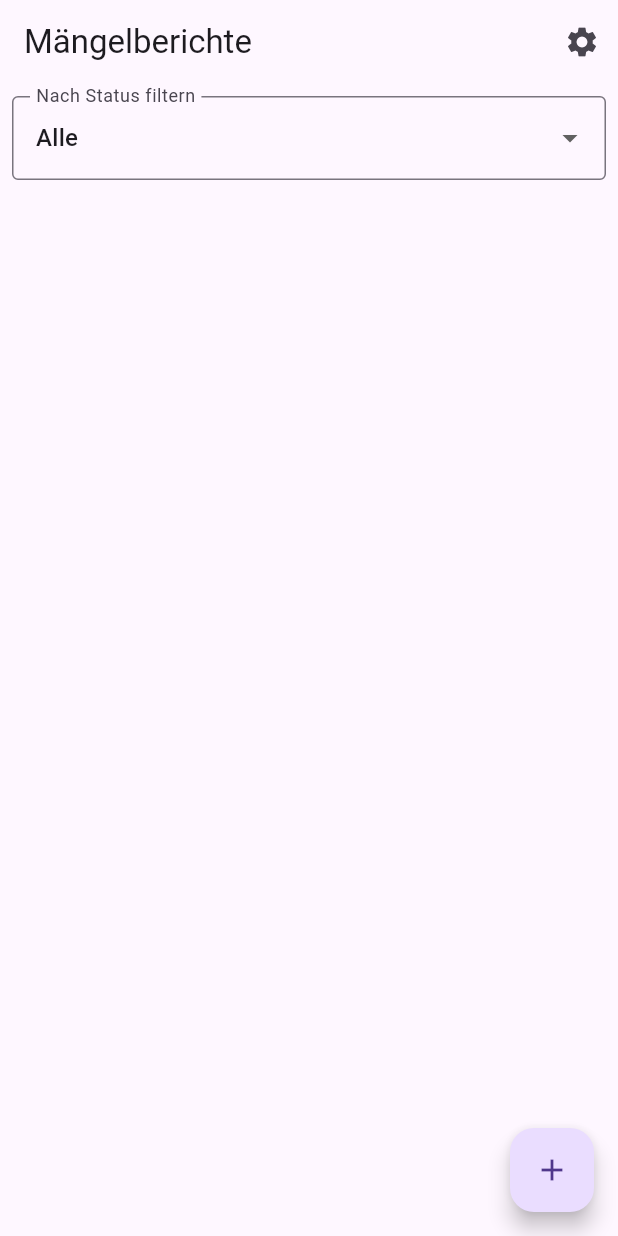
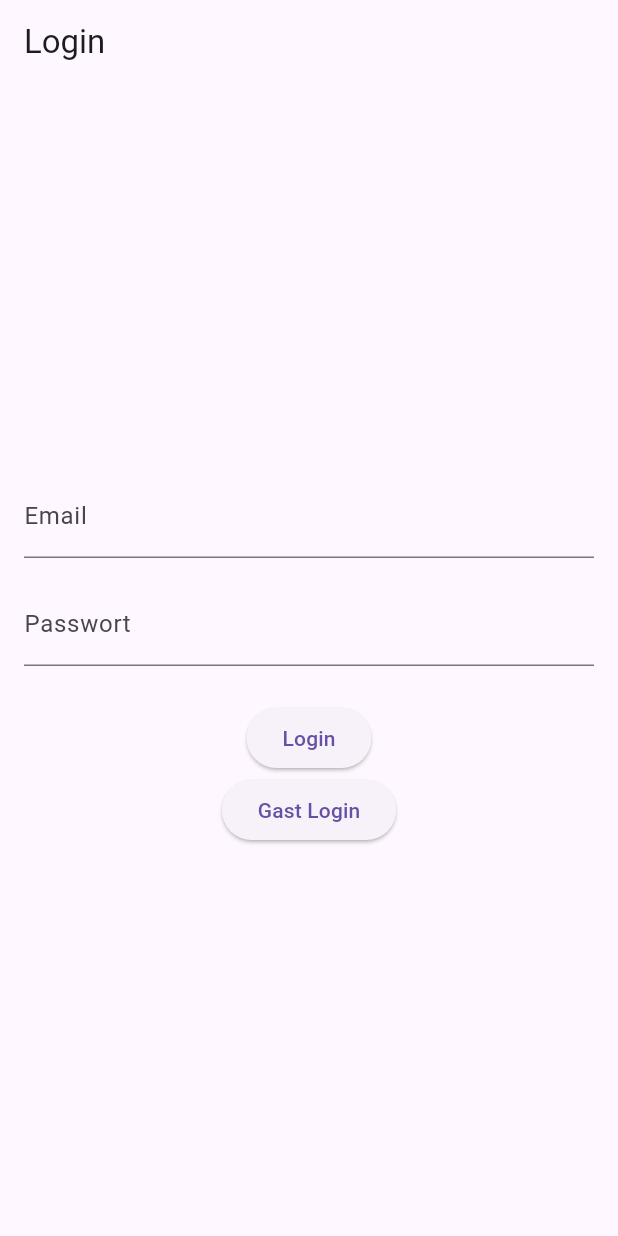
Before and after one commit to MBulti/firereport, a Flutter app: the screen it shows after launch, on a phone screen of 412 x 824 dp. Run offline on Flutter 3.47's test engine with Material 3 defaults, Android fonts, the phone set to English and light mode, and no system bars; our stand-ins replace get.

Commit message:
added login

```diff
--- a/lib/controllers/controllers.dart
+++ b/lib/controllers/controllers.dart
@@ -1,2 +1,3 @@
 export 'settings_controller.dart';
 export 'defectreport_controller.dart';
+export 'login_controller.dart';
--- /dev/null
+++ b/lib/controllers/login_controller.dart
@@ -0,0 +1,25 @@
+import 'package:firereport/pages/pages.dart';
+import 'package:flutter/material.dart';
+import 'package:get/get.dart';
+
+class LoginController extends GetxController {
+  final emailController = TextEditingController();
+  final passwordController = TextEditingController();
+
+  @override
+  void onClose() {
+    print("LoginController onClose");
+
+    emailController.dispose();
+    passwordController.dispose();
+    super.onClose();
+  }
+
+  void login() async {
+    Get.offAll(const DefectReportListPage());
+  }
+
+    void guestLogin() async {
+    Get.offAll(const DefectReportListPage());
+  }
+}
--- a/lib/controllers/settings_controller.dart
+++ b/lib/controllers/settings_controller.dart
@@ -1,3 +1,4 @@
+import 'package:firereport/pages/pages.dart';
 import 'package:flutter/material.dart';
 import 'package:get/get.dart';
 
@@ -10,7 +11,8 @@ class SettingsController extends GetxController {
     Get.changeThemeMode(Get.isDarkMode ? ThemeMode.light : ThemeMode.dark);
   }
 
-  void logout() {
-    print("Logout");
+    void logout() {
+    //Supabase.instance.client.auth.signOut();
+    Get.offAll(const LoginPage());
   }
 }
--- a/lib/main.dart
+++ b/lib/main.dart
@@ -23,8 +23,16 @@ class MyApp extends StatelessWidget {
       localizationsDelegates: const [
         GlobalMaterialLocalizations.delegate,
       ],
-      initialRoute: "/",
-      home: const DefectReportListPage(),
+      home: getSessionPage(),
     );
   }
 }
+  var isSession = false;
+
+Widget getSessionPage() {
+  if (!isSession) {
+    return const LoginPage();
+  } else {
+    return const DefectReportListPage();
+  }
+}
--- /dev/null
+++ b/lib/pages/login_page.dart
@@ -0,0 +1,48 @@
+import 'package:firereport/controllers/controllers.dart';
+import 'package:flutter/material.dart';
+import 'package:get/get.dart';
+
+class LoginPage extends StatelessWidget {
+  const LoginPage({super.key});
+
+  @override
+  Widget build(BuildContext context) {
+    final LoginController controller = Get.put(LoginController());
+    return Scaffold(
+      appBar: AppBar(
+        title: const Text('Login'),
+      ),
+      body: Padding(
+        padding: const EdgeInsets.all(16.0),
+        child: Column(
+          mainAxisAlignment: MainAxisAlignment.center,
+          children: [
+            TextField(
+              controller: controller.emailController,
+              decoration: const InputDecoration(
+                labelText: "Email",
+              ),
+            ),
+            const SizedBox(height: 16),
+            TextField(
+              controller: controller.passwordController,
+              obscureText: true,
+              decoration: const InputDecoration(
+                labelText: "Passwort",
+              ),
+            ),
+            const SizedBox(height: 24.0),
+            ElevatedButton(
+              onPressed: controller.login,
+              child: const Text("Login"),
+            ),
+            ElevatedButton(
+              onPressed: controller.guestLogin,
+              child: const Text("Gast Login"),
+            ),
+          ],
+        ),
+      ),
+    );
+  }
+}
--- a/lib/pages/pages.dart
+++ b/lib/pages/pages.dart
@@ -1,3 +1,4 @@
 export 'settings_page.dart';
 export 'defectreport_page.dart';
 export 'defectreportdetail_page.dart';
+export 'login_page.dart';
--- a/pubspec.yaml
+++ b/pubspec.yaml
@@ -16,7 +16,7 @@ publish_to: 'none' # Remove this line if you wish to publish to pub.dev
 # https://developer.apple.com/library/archive/documentation/General/Reference/InfoPlistKeyReference/Articles/CoreFoundationKeys.html
 # In Windows, build-name is used as the major, minor, and patch parts
 # of the product and file versions while build-number is used as the build suffix.
-version: 1.0.0+1
+version: 1.0.0
 
 environment:
   sdk: '>=3.4.3 <4.0.0'
```
